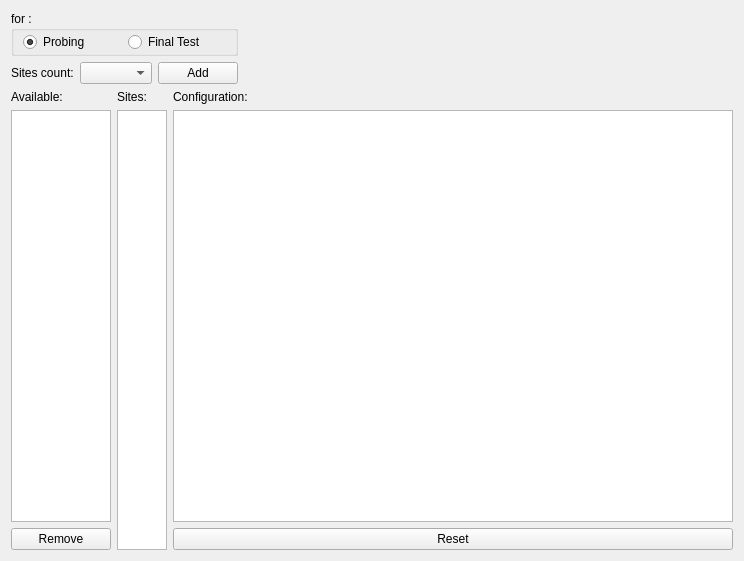
Above: src/ATE_spyder/ate_spyder/widgets/actions_on/hardwaresetup/ParallelismWidget.ui from Semi-ATE/Semi-ATE before the change. Below: the same form after it.
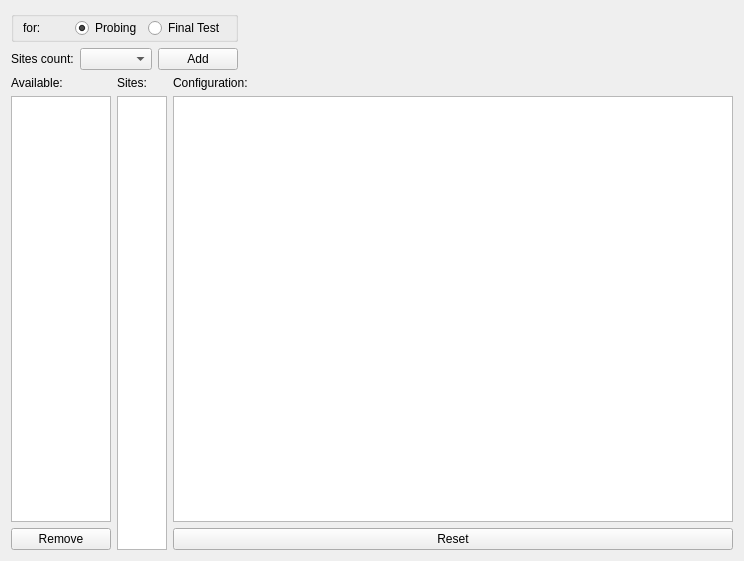
That is the form after the change.

Commit message:
#170 fix some design issues
* fix alignment, component size, etc..

Diff of the .ui file:
```diff
--- a/src/ATE_spyder/ate_spyder/widgets/actions_on/hardwaresetup/ParallelismWidget.ui
+++ b/src/ATE_spyder/ate_spyder/widgets/actions_on/hardwaresetup/ParallelismWidget.ui
@@ -39,7 +39,7 @@
           </size>
          </property>
          <property name="title">
-          <string>for :</string>
+          <string/>
          </property>
          <property name="flat">
           <bool>false</bool>
@@ -60,7 +60,7 @@
           <property name="spacing">
            <number>0</number>
           </property>
-          <item row="0" column="0">
+          <item row="0" column="1">
            <layout class="QHBoxLayout" name="horizontalLayout">
             <property name="spacing">
              <number>6</number>
@@ -111,6 +111,19 @@
             </item>
            </layout>
           </item>
+          <item row="0" column="0">
+           <widget class="QLabel" name="label_5">
+            <property name="minimumSize">
+             <size>
+              <width>0</width>
+              <height>10</height>
+             </size>
+            </property>
+            <property name="text">
+             <string>for:</string>
+            </property>
+           </widget>
+          </item>
          </layout>
         </widget>
        </item>
```
The commit also changes 3 other files.
